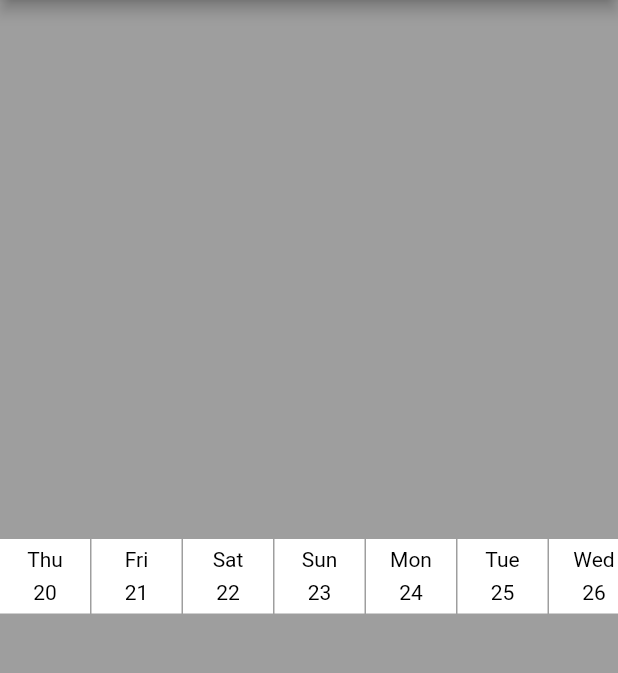
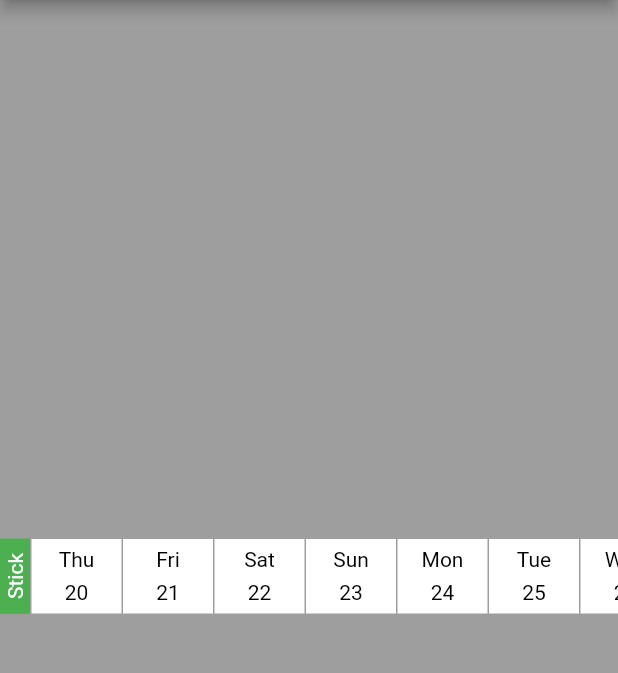
Before and after one commit to sreeramu/playground, a Flutter app: the screen it shows after launch, on a phone screen of 412 x 824 dp, the part 84-757 px from its top. Run offline on Flutter 3.47's test engine with Material 2 defaults, Android fonts, the phone set to English and light mode, and no system bars; our stand-ins replace flutter_spinkit; missing offline and left inert: thermostat.

Commit message:
Update main.dart

```diff
--- a/lib/main.dart
+++ b/lib/main.dart
@@ -25,7 +25,7 @@ class _AddCustomerFormState extends State<AddCustomerForm> {
     super.initState();
     var today = new DateTime.now();
     var oneDayDuration = Duration(days: 1);
-    var fiftyDaysFromNow = today.add(new Duration(days: 50));
+    var fiftyDaysFromNow = today.add(new Duration(days: 120));
     int preMonth;
     while (today != fiftyDaysFromNow) {
       days.add(DayData(today.day.toString(), false, today.weekday));
@@ -46,19 +46,43 @@ class _AddCustomerFormState extends State<AddCustomerForm> {
       backgroundColor: Colors.grey,
       body: Center(
           child: Container(
-        height: 50.0,
-        child: ListView(
-            scrollDirection: Axis.horizontal,
-            children: getListWidget()),
-      )),
+              height: 50.0,
+              child: Stack(children: <Widget>[
+                ListView(
+                    scrollDirection: Axis.horizontal,
+                    children: getListWidget()),
+                new Positioned(
+                  child: _getStickyHeaderWidget("Stick"),
+                  top: 0.0,
+                  bottom: 0.0,
+                  left: 0.0,
+                  right: null,
+                )
+              ]))),
     );
+  }
+
+  Widget _getStickyHeaderWidget(String data) {
+    return Container(
+        width: 20.0,
+        height: 60.0,
+        margin: EdgeInsets.only(right: 1.0),
+        color: Colors.green,
+        alignment: Alignment.center,
+        child: RotatedBox(
+            quarterTurns: 3,
+            child: new Text(
+              data,
+              style: TextStyle(color: Colors.white),
+            )));
   }
 
   List<Widget> getListWidget() {
     List<Widget> widgetList = List<Widget>();
-    days.forEach((f) {
-      widgetList.add(getListItem(f));
-    });
+    widgetList.add(_getStickyHeaderWidget(days[0].dayWord));
+    for (int i = 0; i < days.length; i++) {
+      widgetList.add(getListItem(days[i]));
+    }
     return widgetList;
   }
 
@@ -84,18 +108,7 @@ class _AddCustomerFormState extends State<AddCustomerForm> {
             ],
           ));
     } else {
-      return Container(
-          width: 20.0,
-          height: 60.0,
-          margin: EdgeInsets.only(right: 1.0),
-          color: Colors.green,
-          alignment: Alignment.center,
-          child: new RotatedBox(
-              quarterTurns: 1,
-              child: new Text(
-                data.dayWord,
-                style: TextStyle(color: Colors.white),
-              )));
+      return _getStickyHeaderWidget(data.dayWord);
     }
   }
 }
```
